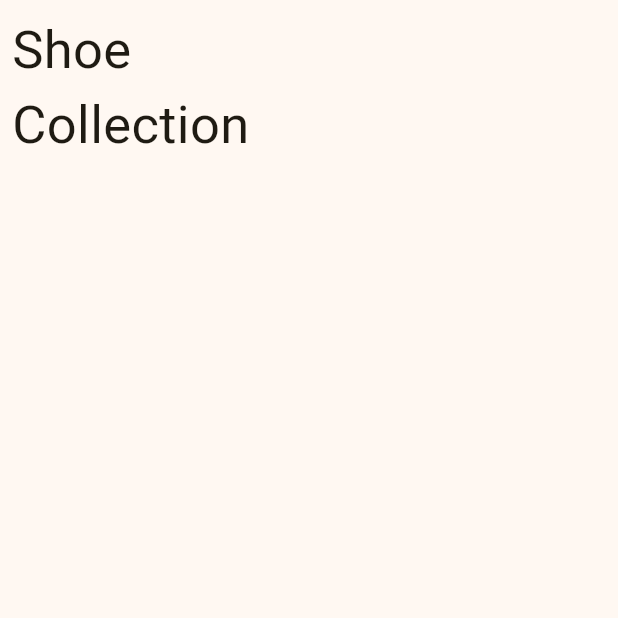
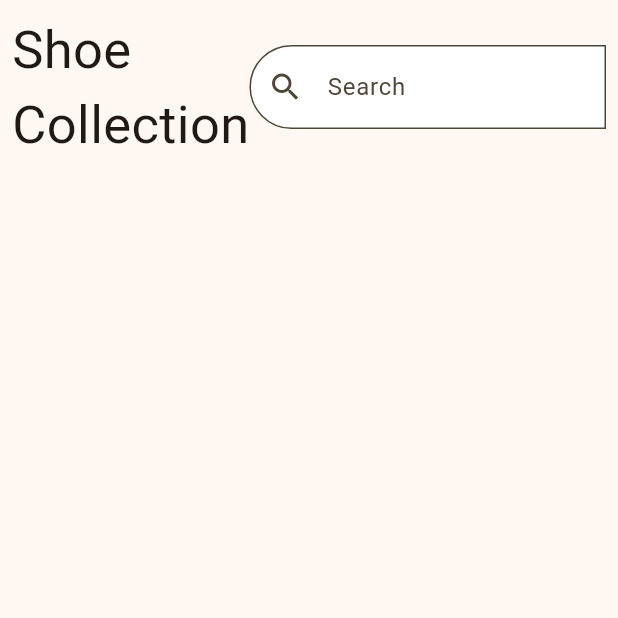
Before and after one commit to LazyyVenom/Shoe_Store, a Flutter app: the screen it shows after launch, on a phone screen of 412 x 824 dp, the top half of it. Run offline on Flutter 3.47's test engine with Material 3 defaults, Android fonts, the phone set to English and light mode, and no system bars.

Commit message:
Added Search Bar

```diff
--- a/lib/home_page.dart
+++ b/lib/home_page.dart
@@ -3,19 +3,43 @@ import "package:flutter/material.dart";
 class HomePage extends StatelessWidget {
   const HomePage({super.key});
 
+  final List<String> filters = const ['All', 'Addidas', 'Nike', 'Bata'];
+
   @override
   Widget build(BuildContext context) {
-    return const Scaffold(
+    return Scaffold(
       body: SafeArea(
         child: Padding(
-          padding: EdgeInsets.all(8.0),
+          padding: const EdgeInsets.all(8.0),
           child: Column(
             children: [
-              Text(
-                'Shoe\nCollection',
-                style: TextStyle(
-                  fontSize: 35,
-                ),
+              Row(
+                children: [
+                  const Text(
+                    'Shoe\nCollection',
+                    style: TextStyle(
+                      fontSize: 35,
+                    ),
+                  ),
+                  const Expanded(
+                    child: TextField(
+                      decoration: InputDecoration(
+                        hintText: "Search",
+                        prefixIcon: Icon(Icons.search),
+                        border: OutlineInputBorder(
+                          borderRadius: BorderRadius.horizontal(
+                              left: Radius.circular(50),
+                              ),
+                        ),
+                        focusedBorder: OutlineInputBorder(
+                          borderRadius: BorderRadius.horizontal(
+                              left: Radius.circular(50),
+                              ),
+                        ),
+                      ),
+                    ),
+                  ),
+                ],
               ),
             ],
           ),
--- a/lib/main.dart
+++ b/lib/main.dart
@@ -16,6 +16,11 @@ class MyApp extends StatelessWidget {
       theme: ThemeData(
         colorScheme: ColorScheme.fromSeed(seedColor: Colors.amber),
         useMaterial3: true,
+        inputDecorationTheme: const InputDecorationTheme(
+          filled: true,
+          fillColor: Colors.white,
+          border: InputBorder.none
+        ),
       ),
       home: const HomePage(),
     );
```
